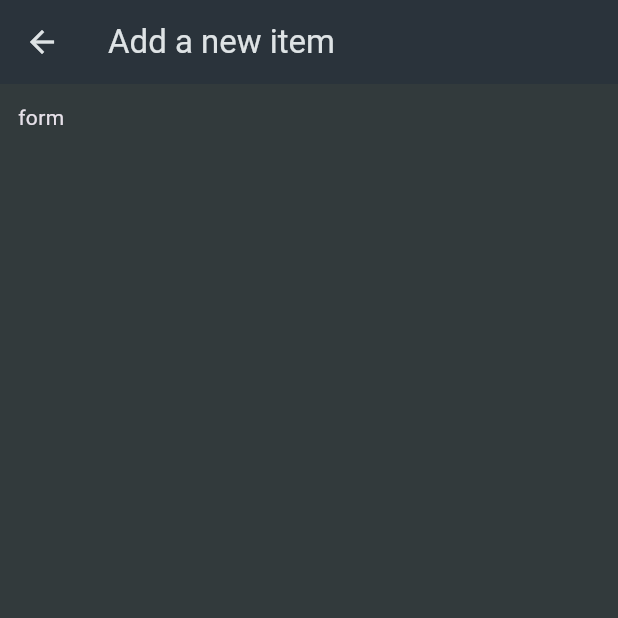
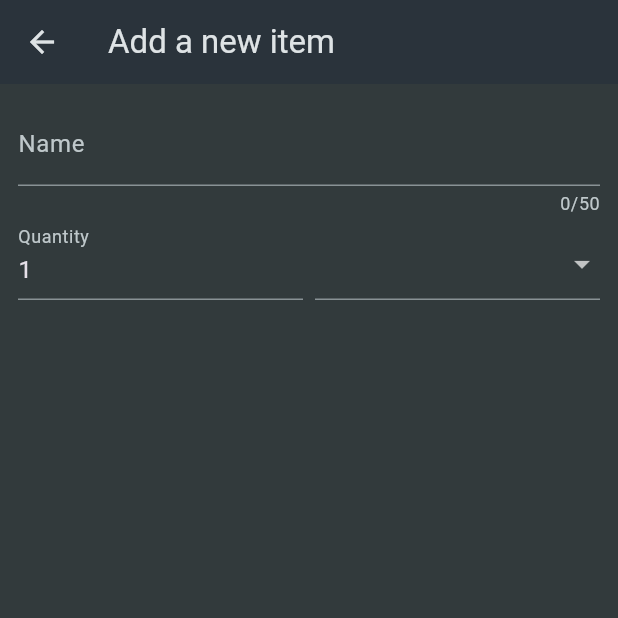
Before and after one commit to Jon-Felipe/Shopping-List-Flutter, a Flutter app: the NewItem screen opened directly, on a phone screen of 412 x 824 dp, the top half of it. Run offline on Flutter 3.47's test engine with Material 3 defaults, Android fonts, the phone set to English and light mode, and no system bars.

Commit message:
new item page content

```diff
--- a/lib/widgets/new_item.dart
+++ b/lib/widgets/new_item.dart
@@ -1,4 +1,6 @@
 import 'package:flutter/material.dart';
+
+import 'package:shopping_list/data/categories.dart';
 
 class NewItem extends StatefulWidget {
   const NewItem({super.key});
@@ -12,7 +14,58 @@ class _NewItemState extends State<NewItem> {
   Widget build(BuildContext context) {
     return Scaffold(
       appBar: AppBar(title: const Text('Add a new item')),
-      body: Padding(padding: const EdgeInsets.all(12), child: Text('form')),
+      body: Padding(
+        padding: const EdgeInsets.all(12),
+        child: Form(
+          child: Column(
+            children: [
+              TextFormField(
+                maxLength: 50,
+                decoration: const InputDecoration(label: Text('Name')),
+                validator: (value) {
+                  return 'Test...';
+                },
+              ),
+              Row(
+                crossAxisAlignment: CrossAxisAlignment.end,
+                children: [
+                  Expanded(
+                    child: TextFormField(
+                      decoration: const InputDecoration(
+                        label: Text('Quantity'),
+                      ),
+                      initialValue: '1',
+                    ),
+                  ),
+                  const SizedBox(width: 8),
+                  Expanded(
+                    child: DropdownButtonFormField(
+                      items: [
+                        for (final category in categories.entries)
+                          DropdownMenuItem(
+                            value: category.value,
+                            child: Row(
+                              children: [
+                                Container(
+                                  width: 16,
+                                  height: 16,
+                                  color: category.value.color,
+                                ),
+                                const SizedBox(width: 6),
+                                Text(category.value.title),
+                              ],
+                            ),
+                          ),
+                      ],
+                      onChanged: (value) {},
+                    ),
+                  ),
+                ],
+              ),
+            ],
+          ),
+        ),
+      ),
     );
   }
 }
```
